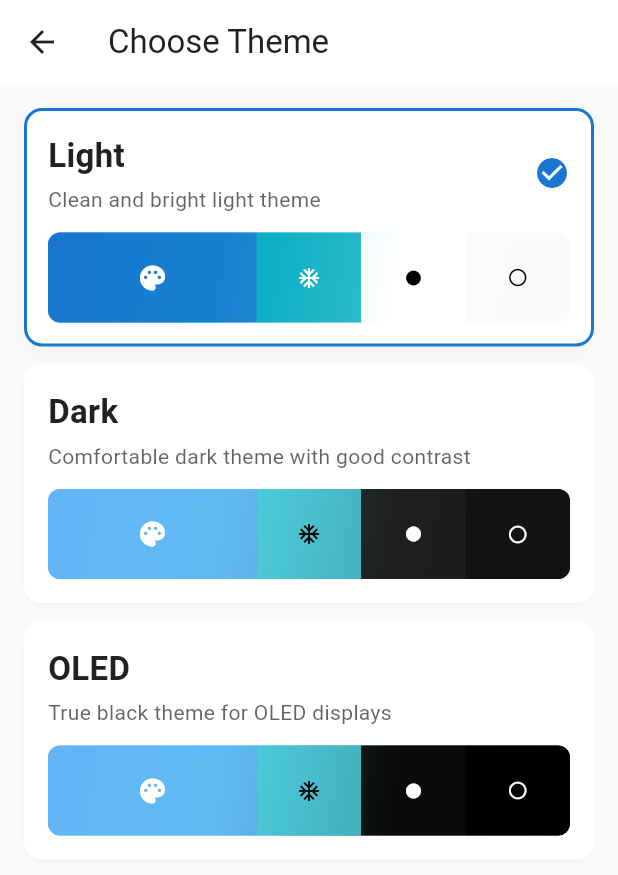
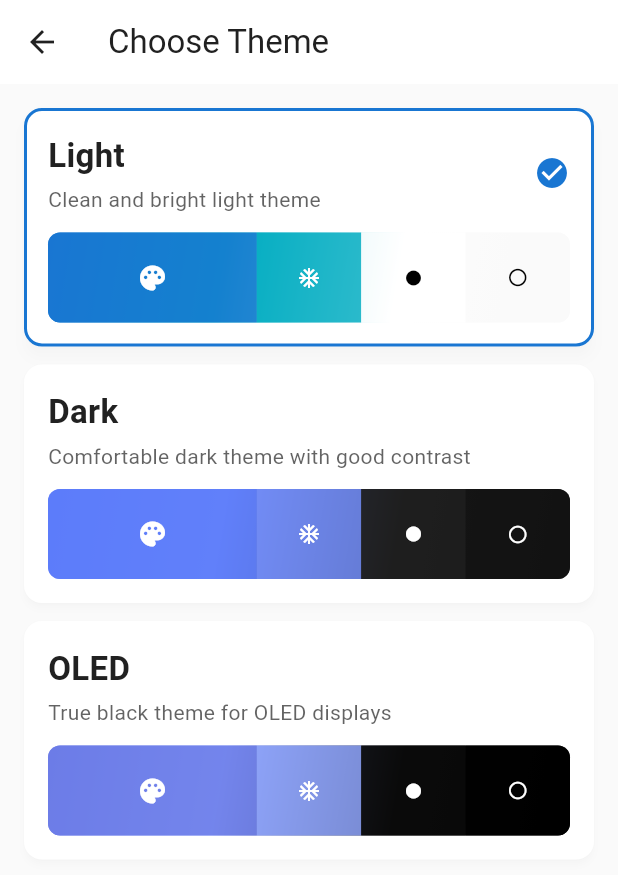
Before and after one commit to RajnishOne/qbitconnect, a Flutter app: the SettingsScreen screen opened directly, after a tap on "Theme", on a phone screen of 412 x 824 dp. Shown: the top 875 px of the screen. Run offline on Flutter 3.47's test engine with Material 3 defaults, Android fonts, the phone set to English and light mode, and no system bars; our stand-ins replace cookie_jar, dio, dio_cookie_manager, file_picker, firebase_analytics, firebase_core and 4 more; missing offline and left inert: network_ninja; accounts and stored records are empty.

Commit message:
UPDATE - theme and add new polling intervals and a refresh buttons

```diff
--- a/lib/src/screens/add_torrent_file_screen.dart
+++ b/lib/src/screens/add_torrent_file_screen.dart
@@ -541,7 +541,7 @@ class _AddTorrentFileScreenState extends State<AddTorrentFileScreen> {
   Future<void> _addTorrent() async {
     if (_selectedFile == null || _selectedFile!.bytes == null) {
       ScaffoldMessenger.of(context).showSnackBar(
-        const SnackBar(content: Text('Please select a valid torrent file')),
+        SnackBar(content: const Text('Please select a valid torrent file')),
       );
       return;
     }
@@ -585,8 +585,8 @@ class _AddTorrentFileScreenState extends State<AddTorrentFileScreen> {
 
       if (!mounted) return;
       ScaffoldMessenger.of(context).showSnackBar(
-        const SnackBar(
-          content: Text('Torrent added successfully'),
+        SnackBar(
+          content: const Text('Torrent added successfully'),
           backgroundColor: Colors.green,
         ),
       );
--- a/lib/src/screens/add_torrent_url_screen.dart
+++ b/lib/src/screens/add_torrent_url_screen.dart
@@ -498,7 +498,7 @@ class _AddTorrentUrlScreenState extends State<AddTorrentUrlScreen> {
     final urls = _urlController.text.trim();
     if (urls.isEmpty) {
       ScaffoldMessenger.of(context).showSnackBar(
-        const SnackBar(content: Text('Please enter at least one URL')),
+        SnackBar(content: const Text('Please enter at least one URL')),
       );
       return;
     }
--- a/lib/src/screens/settings_screen.dart
+++ b/lib/src/screens/settings_screen.dart
@@ -112,9 +112,9 @@ class _SettingsScreenState extends State<SettingsScreen> {
 
     if (mounted) {
       ScaffoldMessenger.of(context).showSnackBar(
-        const SnackBar(
-          content: Text('Network logs bubble enabled for this session.'),
-          duration: Duration(seconds: 2),
+        SnackBar(
+          content: const Text('Network logs bubble enabled for this session.'),
+          duration: const Duration(seconds: 2),
         ),
       );
     }
@@ -129,8 +129,8 @@ class _SettingsScreenState extends State<SettingsScreen> {
     } else {
       if (mounted) {
         ScaffoldMessenger.of(context).showSnackBar(
-          const SnackBar(
-            content: Text('Could not open Privacy Policy'),
+          SnackBar(
+            content: const Text('Could not open Privacy Policy'),
             backgroundColor: Colors.red,
           ),
         );
@@ -147,8 +147,8 @@ class _SettingsScreenState extends State<SettingsScreen> {
     } else {
       if (mounted) {
         ScaffoldMessenger.of(context).showSnackBar(
-          const SnackBar(
-            content: Text('Could not open Terms & Conditions'),
+          SnackBar(
+            content: const Text('Could not open Terms & Conditions'),
             backgroundColor: Colors.red,
           ),
         );
@@ -165,12 +165,22 @@ class _SettingsScreenState extends State<SettingsScreen> {
     } else {
       if (mounted) {
         ScaffoldMessenger.of(context).showSnackBar(
-          const SnackBar(
-            content: Text('Could not open GitHub repository'),
+          SnackBar(
+            content: const Text('Could not open GitHub repository'),
             backgroundColor: Colors.red,
           ),
         );
       }
+    }
+  }
+
+  String _getIntervalDisplayText(int seconds) {
+    if (seconds < 60) {
+      return 'Every $seconds seconds';
+    } else if (seconds == 60) {
+      return 'Every 1 minute';
+    } else {
+      return 'Every 15 minutes';
     }
   }
 
@@ -310,14 +320,22 @@ class _SettingsScreenState extends State<SettingsScreen> {
                   if (_pollingEnabled) ...[
                     ListTile(
                       title: const Text('Refresh Interval'),
-                      subtitle: Text('Every $_pollingInterval seconds'),
+                      subtitle: Text(_getIntervalDisplayText(_pollingInterval)),
                       leading: const Icon(Icons.timer),
                       trailing: DropdownButton<int>(
                         value: _pollingInterval,
-                        items: [2, 4, 6, 8, 10, 15].map((seconds) {
+                        items: [2, 4, 6, 8, 10, 15, 60, 900].map((seconds) {
+                          String displayText;
+                          if (seconds < 60) {
+                            displayText = '${seconds}s';
+                          } else if (seconds == 60) {
+                            displayText = '1m';
+                          } else {
+                            displayText = '15m';
+                          }
                           return DropdownMenuItem<int>(
                             value: seconds,
-                            child: Text('${seconds}s'),
+                            child: Text(displayText),
                           );
                         }).toList(),
                         onChanged: (value) {
--- a/lib/src/theme/theme_variants.dart
+++ b/lib/src/theme/theme_variants.dart
@@ -1,6 +1,5 @@
 import 'package:flutter/material.dart';
 import 'app_colors.dart';
-import 'app_theme.dart';
 import 'app_text_styles.dart';
 
 /// Theme variant with custom color schemes
@@ -407,8 +406,8 @@ AppColorScheme _lightColorScheme({required bool isDarkMode}) {
 
 AppColorScheme _darkColorScheme({required bool isDarkMode}) {
   return const AppColorScheme(
-    primary: Color(0xFF64B5F6), // Light blue
-    secondary: Color(0xFF4DD0E1), // Cyan
+    primary: Color(0xFF5C7CFA), // Muted purple-blue for dark theme
+    secondary: Color(0xFF748FFC), // Softer blue for dark theme
     background: Color(0xFF121212), // Dark gray background
     surface: Color(0xFF1E1E1E), // Darker gray surface
     textPrimary: Color(0xFFE0E0E0), // Light gray text
@@ -417,15 +416,17 @@ AppColorScheme _darkColorScheme({required bool isDarkMode}) {
     success: Color(0xFF81C784), // Light green
     warning: Color(0xFFFFB74D), // Light orange
     error: Color(0xFFE57373), // Light red
-    info: Color(0xFF4DD0E1), // Cyan
+    info: Color(0xFF748FFC), // Muted blue info color for dark theme
     downloading: Color(0xFF81C784), // Light green
-    seeding: Color(0xFF4DD0E1), // Cyan
+    seeding: Color(0xFF748FFC), // Muted blue seeding color for dark theme
     paused: Color(0xFFFFB74D), // Light orange
     completed: Color(0xFFBA68C8), // Light purple
     errored: Color(0xFFE57373), // Light red
     stalled: Color(0xFFB0B0B0), // Light gray
     downloadSpeed: Color(0xFF81C784), // Light green
-    uploadSpeed: Color(0xFF4DD0E1), // Cyan
+    uploadSpeed: Color(
+      0xFF748FFC,
+    ), // Muted blue upload speed color for dark theme
     border: Color(0xFF424242), // Dark gray border
     divider: Color(0xFF424242), // Dark gray divider
     shadow: Color(0x1AFFFFFF), // White shadow
@@ -435,8 +436,8 @@ AppColorScheme _darkColorScheme({required bool isDarkMode}) {
 
 AppColorScheme _oledColorScheme({required bool isDarkMode}) {
   return const AppColorScheme(
-    primary: Color(0xFF64B5F6), // Light blue
-    secondary: Color(0xFF4DD0E1), // Cyan
+    primary: Color(0xFF6C7CE7), // Softer purple-blue for OLED theme
+    secondary: Color(0xFF91A7FF), // Light muted blue for OLED theme
     background: Color(0xFF000000), // Pure black background
     surface: Color(0xFF0A0A0A), // Very dark gray surface
     textPrimary: Color(0xFFE0E0E0), // Light gray text
@@ -445,15 +446,17 @@ AppColorScheme _oledColorScheme({required bool isDarkMode}) {
     success: Color(0xFF81C784), // Light green
     warning: Color(0xFFFFB74D), // Light orange
     error: Color(0xFFE57373), // Light red
-    info: Color(0xFF4DD0E1), // Cyan
+    info: Color(0xFF91A7FF), // Muted blue info color for OLED theme
     downloading: Color(0xFF81C784), // Light green
-    seeding: Color(0xFF4DD0E1), // Cyan
+    seeding: Color(0xFF91A7FF), // Muted blue seeding color for OLED theme
     paused: Color(0xFFFFB74D), // Light orange
     completed: Color(0xFFBA68C8), // Light purple
     errored: Color(0xFFE57373), // Light red
     stalled: Color(0xFFB0B0B0), // Light gray
     downloadSpeed: Color(0xFF81C784), // Light green
-    uploadSpeed: Color(0xFF4DD0E1), // Cyan
+    uploadSpeed: Color(
+      0xFF91A7FF,
+    ), // Muted blue upload speed color for OLED theme
     border: Color(0xFF1A1A1A), // Very dark gray border
     divider: Color(0xFF1A1A1A), // Very dark gray divider
     shadow: Color(0x1AFFFFFF), // White shadow
```
Also changed, not shown: lib/src/screens/torrent_details_screen.dart (+22 -18 lines), lib/src/screens/torrents_screen.dart (+31 -2 lines), lib/src/theme/app_colors.dart (+18 -8 lines), lib/src/widgets/torrent_actions_sheet.dart (+12 -9 lines).
